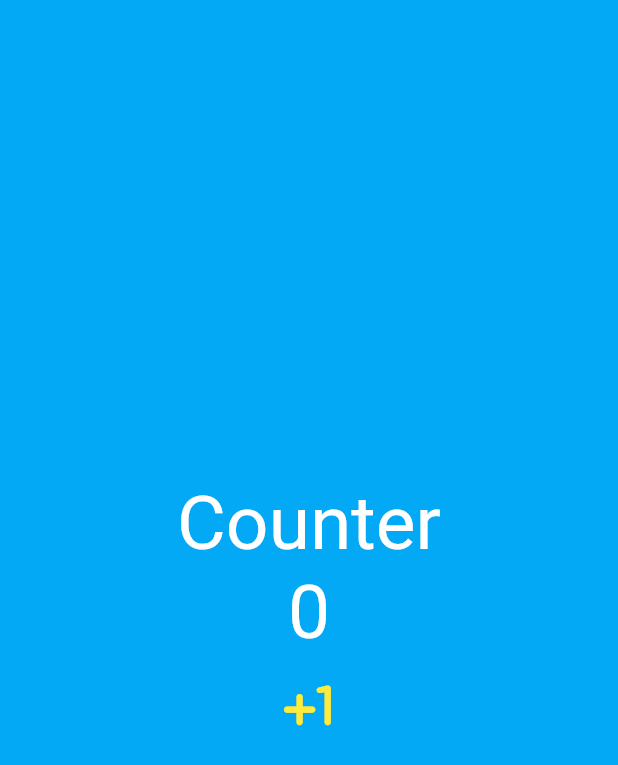
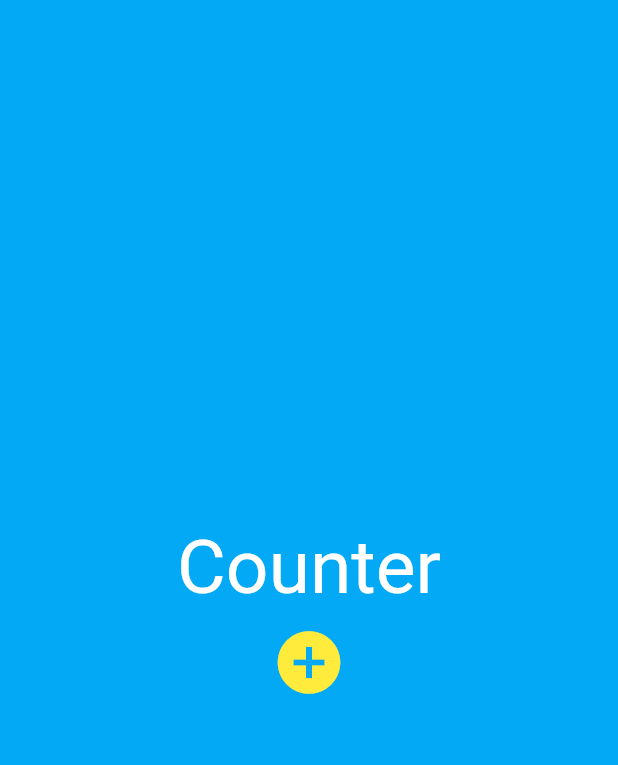
Before and after one commit to grootwo/Flutter-studying, a Flutter app: the screen it shows after launch, on a phone screen of 412 x 824 dp. Shown: the top 765 px of the screen. Run offline on Flutter 3.47's test engine with Material 2 defaults, Android fonts, the phone set to English and light mode, and no system bars; our stand-ins replace flutter_time_picker_spinner.

Commit message:
Change counter's way

```diff
--- a/toonviewer/lib/main.dart
+++ b/toonviewer/lib/main.dart
@@ -12,10 +12,10 @@ class App extends StatefulWidget {
 }
 
 class _ApptState extends State<App> {
-  int counter = 0;
+  List<num> numList = [];
   void onclicked() {
     setState(() {
-      counter = counter + 1;
+      numList.add(numList.length);
     });
   }
 
@@ -35,19 +35,25 @@ class _ApptState extends State<App> {
                   fontSize: 50,
                 ),
               ),
-              Text(
-                "$counter",
-                style: const TextStyle(
-                  color: Colors.white,
-                  fontSize: 50,
-                ),
+              Row(
+                mainAxisAlignment: MainAxisAlignment.center,
+                children: [
+                  for (var num in numList)
+                    Text(
+                      "$num",
+                      style: const TextStyle(
+                        color: Colors.white,
+                        fontSize: 30,
+                      ),
+                    ),
+                ],
               ),
               IconButton(
                 onPressed: onclicked,
                 iconSize: 50,
                 color: Colors.yellow,
                 icon: const Icon(
-                  Icons.plus_one_rounded,
+                  Icons.add_circle,
                 ),
               ),
             ],
```
